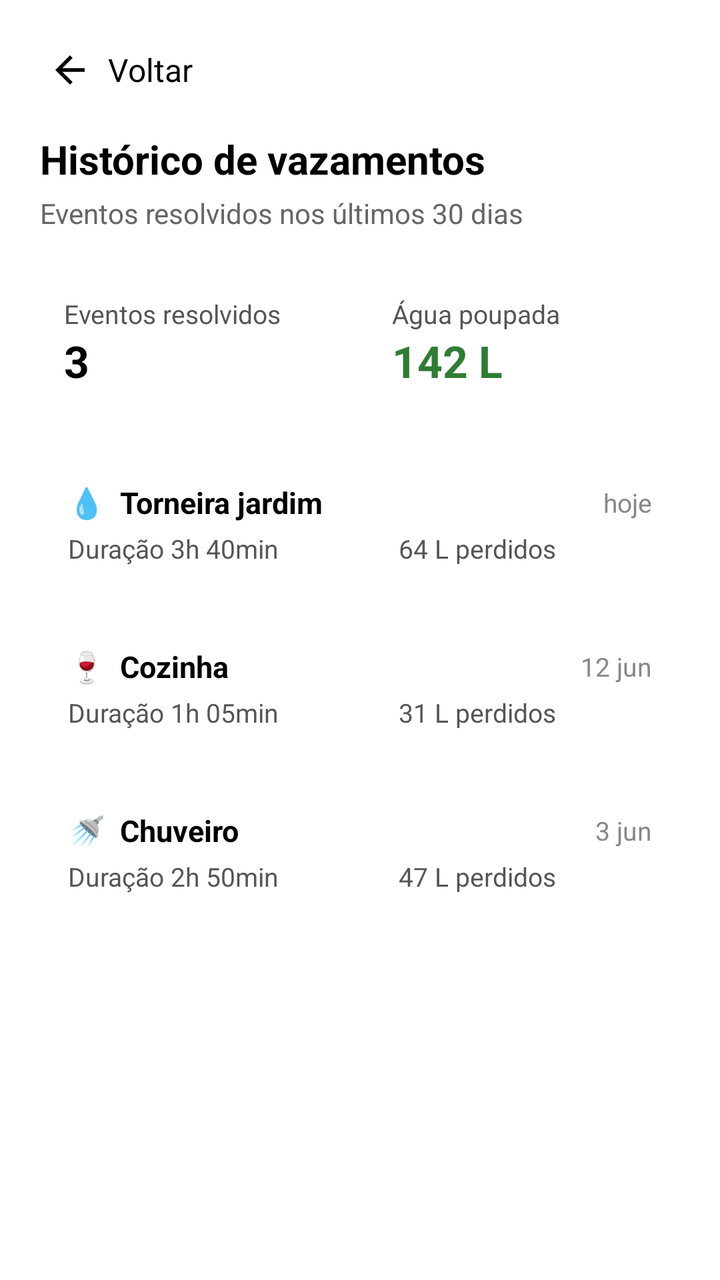
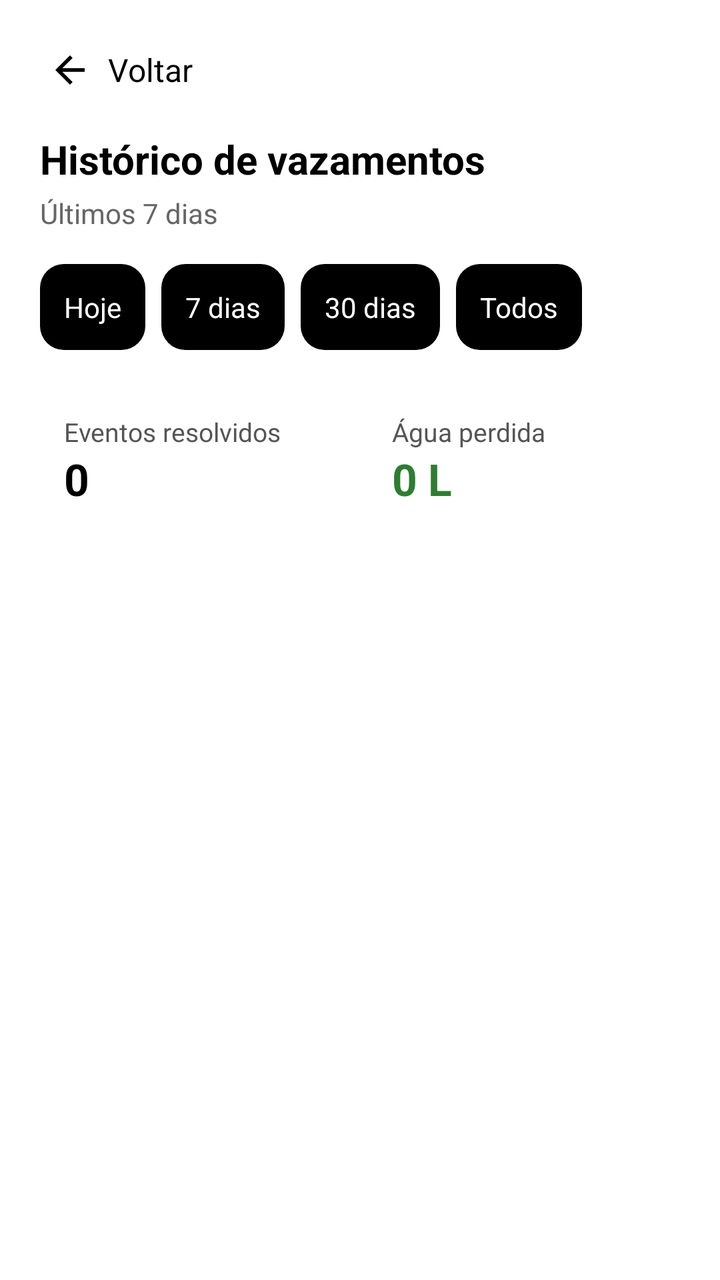

Screens rendered from an Android XML layout before and after an edit, with the pre-edit source and the edit as a unified diff.
<!-- AndroidManifest.xml: application theme Theme.Bombadagua -->
<!-- res/layout/activity_historico.xml -->
<?xml version="1.0" encoding="utf-8"?>
<androidx.constraintlayout.widget.ConstraintLayout xmlns:android="http://schemas.android.com/apk/res/android"
    xmlns:app="http://schemas.android.com/apk/res-auto"
    xmlns:tools="http://schemas.android.com/tools"
    android:id="@+id/main"
    android:layout_width="match_parent"
    android:layout_height="match_parent"
    android:background="#FFFFFF"
    tools:context=".activities.HistoricoActivity">

    <ScrollView
        android:layout_width="0dp"
        android:layout_height="0dp"
        app:layout_constraintTop_toTopOf="parent"
        app:layout_constraintBottom_toBottomOf="parent"
        app:layout_constraintStart_toStartOf="parent"
        app:layout_constraintEnd_toEndOf="parent">

        <LinearLayout
            android:layout_width="match_parent"
            android:layout_height="wrap_content"
            android:orientation="vertical"
            android:padding="20dp">

            
            <LinearLayout
                android:id="@+id/btnVoltarHistorico"
                android:layout_width="wrap_content"
                android:layout_height="wrap_content"
                android:orientation="horizontal"
                android:gravity="center_vertical"
                android:clickable="true"
                android:focusable="true"
                android:background="?attr/selectableItemBackground"
                android:padding="4dp"
                android:layout_marginBottom="16dp">

                <ImageView
                    android:layout_width="22dp"
                    android:layout_height="22dp"
                    android:src="@drawable/ic_seta_voltar"
                    android:layout_marginEnd="8dp"/>

                <TextView
                    android:layout_width="wrap_content"
                    android:layout_height="wrap_content"
                    android:text="Voltar"
                    android:textSize="16sp"
                    android:textColor="#000000"/>
            </LinearLayout>

            <TextView
                android:layout_width="wrap_content"
                android:layout_height="wrap_content"
                android:text="Histórico de vazamentos"
                android:textSize="20sp"
                android:textStyle="bold"
                android:textColor="#000000"
                android:layout_marginBottom="4dp"/>

            <TextView
                android:layout_width="wrap_content"
                android:layout_height="wrap_content"
                android:text="Eventos resolvidos nos últimos 30 dias"
                android:textSize="14sp"
                android:textColor="#666666"
                android:layout_marginBottom="20dp"/>

            
            <LinearLayout
                android:layout_width="match_parent"
                android:layout_height="wrap_content"
                android:orientation="horizontal"
                android:layout_marginBottom="20dp">

                <LinearLayout
                    android:layout_width="0dp"
                    android:layout_weight="1"
                    android:layout_height="wrap_content"
                    android:orientation="vertical"
                    android:background="@drawable/bg_card_cinza"
                    android:padding="12dp"
                    android:layout_marginEnd="8dp">

                    <TextView
                        android:layout_width="wrap_content"
                        android:layout_height="wrap_content"
                        android:text="Eventos resolvidos"
                        android:textColor="#555555"
                        android:textSize="13sp"/>

                    <TextView
                        android:id="@+id/tvEventosResolvidos"
                        android:layout_width="wrap_content"
                        android:layout_height="wrap_content"
                        android:text="3"
                        android:textSize="22sp"
                        android:textColor="#000000"
                        android:textStyle="bold"/>
                </LinearLayout>

                <LinearLayout
                    android:layout_width="0dp"
                    android:layout_weight="1"
                    android:layout_height="wrap_content"
                    android:orientation="vertical"
                    android:background="@drawable/bg_card_cinza"
                    android:padding="12dp">

                    <TextView
                        android:layout_width="wrap_content"
                        android:layout_height="wrap_content"
                        android:text="Água poupada"
                        android:textColor="#555555"
                        android:textSize="13sp"/>

                    <TextView
                        android:id="@+id/tvAguaPoupadaHistorico"
                        android:layout_width="wrap_content"
                        android:layout_height="wrap_content"
                        android:text="142 L"
                        android:textSize="22sp"
                        android:textColor="#2E7D32"
                        android:textStyle="bold"/>
                </LinearLayout>
            </LinearLayout>

            
            <LinearLayout
                android:id="@+id/itemHistorico1"
                android:layout_width="match_parent"
                android:layout_height="wrap_content"
                android:orientation="vertical"
                android:background="@drawable/bg_card_cinza"
                android:padding="14dp"
                android:layout_marginBottom="12dp">

                <LinearLayout
                    android:layout_width="match_parent"
                    android:layout_height="wrap_content"
                    android:orientation="horizontal"
                    android:gravity="center_vertical">

                    <TextView
                        android:layout_width="0dp"
                        android:layout_weight="1"
                        android:layout_height="wrap_content"
                        android:text="💧  Torneira jardim"
                        android:textColor="#000000"
                        android:textStyle="bold"
                        android:textSize="15sp"/>

                    <TextView
                        android:layout_width="wrap_content"
                        android:layout_height="wrap_content"
                        android:text="hoje"
                        android:textColor="#888888"
                        android:textSize="13sp"/>
                </LinearLayout>

                <TextView
                    android:layout_width="wrap_content"
                    android:layout_height="wrap_content"
                    android:text="Duração 3h 40min                  64 L perdidos"
                    android:textColor="#555555"
                    android:textSize="13sp"
                    android:layout_marginTop="4dp"/>
            </LinearLayout>

            <LinearLayout
                android:id="@+id/itemHistorico2"
                android:layout_width="match_parent"
                android:layout_height="wrap_content"
                android:orientation="vertical"
                android:background="@drawable/bg_card_cinza"
                android:padding="14dp"
                android:layout_marginBottom="12dp">

                <LinearLayout
                    android:layout_width="match_parent"
                    android:layout_height="wrap_content"
                    android:orientation="horizontal"
                    android:gravity="center_vertical">

                    <TextView
                        android:layout_width="0dp"
                        android:layout_weight="1"
                        android:layout_height="wrap_content"
                        android:text="🍷  Cozinha"
                        android:textColor="#000000"
                        android:textStyle="bold"
                        android:textSize="15sp"/>

                    <TextView
                        android:layout_width="wrap_content"
                        android:layout_height="wrap_content"
                        android:text="12 jun"
                        android:textColor="#888888"
                        android:textSize="13sp"/>
                </LinearLayout>

                <TextView
                    android:layout_width="wrap_content"
                    android:layout_height="wrap_content"
                    android:text="Duração 1h 05min                  31 L perdidos"
                    android:textColor="#555555"
                    android:textSize="13sp"
                    android:layout_marginTop="4dp"/>
            </LinearLayout>

            <LinearLayout
                android:id="@+id/itemHistorico3"
                android:layout_width="match_parent"
                android:layout_height="wrap_content"
                android:orientation="vertical"
                android:background="@drawable/bg_card_cinza"
                android:padding="14dp">

                <LinearLayout
                    android:layout_width="match_parent"
                    android:layout_height="wrap_content"
                    android:orientation="horizontal"
                    android:gravity="center_vertical">

                    <TextView
                        android:layout_width="0dp"
                        android:layout_weight="1"
                        android:layout_height="wrap_content"
                        android:text="🚿  Chuveiro"
                        android:textColor="#000000"
                        android:textStyle="bold"
                        android:textSize="15sp"/>

                    <TextView
                        android:layout_width="wrap_content"
                        android:layout_height="wrap_content"
                        android:text="3 jun"
                        android:textColor="#888888"
                        android:textSize="13sp"/>
                </LinearLayout>

                <TextView
                    android:layout_width="wrap_content"
                    android:layout_height="wrap_content"
                    android:text="Duração 2h 50min                  47 L perdidos"
                    android:textColor="#555555"
                    android:textSize="13sp"
                    android:layout_marginTop="4dp"/>
            </LinearLayout>

        </LinearLayout>
    </ScrollView>

</androidx.constraintlayout.widget.ConstraintLayout>
<!-- resources referenced by this layout -->
<resources>
  <!-- drawable bg_card_cinza (drawable) -->
  <?xml version="1.0" encoding="utf-8"?>
  <selector xmlns:android="http://schemas.android.com/apk/res/android">
  
  </selector>
  <!-- drawable ic_seta_voltar (drawable) -->
  <?xml version="1.0" encoding="utf-8"?>
  <vector xmlns:android="http://schemas.android.com/apk/res/android"
      android:width="24dp"
      android:height="24dp"
      android:viewportWidth="24"
      android:viewportHeight="24"
      android:tint="#000000">
      <path
          android:fillColor="@android:color/white"
          android:pathData="M20,11H7.83l5.59,-5.59L12,4l-8,8 8,8 1.41,-1.41L7.83,13H20v-2z"/>
  </vector>
  <style name="Theme.Bombadagua" parent="Base.Theme.Bombadagua" />
  <style name="Base.Theme.Bombadagua" parent="Theme.Material3.DayNight.NoActionBar">
          
          
      </style>
</resources>

<!-- the commit's change to res/layout/activity_historico.xml (unified diff, before → after) -->
@@ -1,5 +1,6 @@
 <?xml version="1.0" encoding="utf-8"?>
-<androidx.constraintlayout.widget.ConstraintLayout xmlns:android="http://schemas.android.com/apk/res/android"
+<androidx.constraintlayout.widget.ConstraintLayout
+    xmlns:android="http://schemas.android.com/apk/res/android"
     xmlns:app="http://schemas.android.com/apk/res-auto"
     xmlns:tools="http://schemas.android.com/tools"
     android:id="@+id/main"
@@ -23,6 +24,9 @@
             android:padding="20dp">
 
             
+            
+            
+
             <LinearLayout
                 android:id="@+id/btnVoltarHistorico"
                 android:layout_width="wrap_content"
@@ -47,7 +51,12 @@
                     android:text="Voltar"
                     android:textSize="16sp"
                     android:textColor="#000000"/>
+
             </LinearLayout>
+
+            
+            
+            
 
             <TextView
                 android:layout_width="wrap_content"
@@ -59,19 +68,95 @@
                 android:layout_marginBottom="4dp"/>
 
             <TextView
+                android:id="@+id/tvFiltroAtual"
                 android:layout_width="wrap_content"
                 android:layout_height="wrap_content"
-                android:text="Eventos resolvidos nos últimos 30 dias"
+                android:text="Últimos 7 dias"
                 android:textSize="14sp"
                 android:textColor="#666666"
-                android:layout_marginBottom="20dp"/>
-
-            
+                android:layout_marginBottom="16dp"/>
+
+            
+            
+            
+
+            <HorizontalScrollView
+                android:layout_width="match_parent"
+                android:layout_height="wrap_content"
+                android:scrollbars="none"
+                android:layout_marginBottom="20dp">
+
+                <LinearLayout
+                    android:layout_width="wrap_content"
+                    android:layout_height="wrap_content"
+                    android:orientation="horizontal">
+
+                    <TextView
+                        android:id="@+id/btnFiltroHoje"
+                        android:layout_width="wrap_content"
+                        android:layout_height="wrap_content"
+                        android:text="Hoje"
+                        android:textSize="14sp"
+                        android:textColor="#FFFFFF"
+                        android:background="@drawable/bg_botao_preto"
+                        android:padding="12dp"
+                        android:clickable="true"
+                        android:focusable="true"
+                        android:layout_marginEnd="8dp"/>
+
+                    <TextView
+                        android:id="@+id/btnFiltroSeteDias"
+                        android:layout_width="wrap_content"
+                        android:layout_height="wrap_content"
+                        android:text="7 dias"
+                        android:textSize="14sp"
+                        android:textColor="#FFFFFF"
+                        android:background="@drawable/bg_botao_preto"
+                        android:padding="12dp"
+                        android:clickable="true"
+                        android:focusable="true"
+                        android:layout_marginEnd="8dp"/>
+
+                    <TextView
+                        android:id="@+id/btnFiltroTrintaDias"
+                        android:layout_width="wrap_content"
+                        android:layout_height="wrap_content"
+                        android:text="30 dias"
+                        android:textSize="14sp"
+                        android:textColor="#FFFFFF"
+                        android:background="@drawable/bg_botao_preto"
+                        android:padding="12dp"
+                        android:clickable="true"
+                        android:focusable="true"
+                        android:layout_marginEnd="8dp"/>
+
+                    <TextView
+                        android:id="@+id/btnFiltroTodos"
+                        android:layout_width="wrap_content"
+                        android:layout_height="wrap_content"
+                        android:text="Todos"
+                        android:textSize="14sp"
+                        android:textColor="#FFFFFF"
+                        android:background="@drawable/bg_botao_preto"
+                        android:padding="12dp"
+                        android:clickable="true"
+                        android:focusable="true"/>
+
+                </LinearLayout>
+
+            </HorizontalScrollView>
+
+            
+            
+            
+
             <LinearLayout
                 android:layout_width="match_parent"
                 android:layout_height="wrap_content"
                 android:orientation="horizontal"
                 android:layout_marginBottom="20dp">
+
+                
 
                 <LinearLayout
                     android:layout_width="0dp"
@@ -93,11 +178,14 @@
                         android:id="@+id/tvEventosResolvidos"
                         android:layout_width="wrap_content"
                         android:layout_height="wrap_content"
-                        android:text="3"
+                        android:text="0"
                         android:textSize="22sp"
                         android:textColor="#000000"
                         android:textStyle="bold"/>
+
                 </LinearLayout>
+
+                
 
                 <LinearLayout
                     android:layout_width="0dp"
@@ -110,7 +198,7 @@
                     <TextView
                         android:layout_width="wrap_content"
                         android:layout_height="wrap_content"
-                        android:text="Água poupada"
+                        android:text="Água perdida"
                         android:textColor="#555555"
                         android:textSize="13sp"/>
 
@@ -118,137 +206,27 @@
                         android:id="@+id/tvAguaPoupadaHistorico"
                         android:layout_width="wrap_content"
                         android:layout_height="wrap_content"
-                        android:text="142 L"
+                        android:text="0 L"
                         android:textSize="22sp"
                         android:textColor="#2E7D32"
                         android:textStyle="bold"/>
+
                 </LinearLayout>
+
             </LinearLayout>
 
             
+            
+            
+
             <LinearLayout
-                android:id="@+id/itemHistorico1"
+                android:id="@+id/listaVazamentos"
                 android:layout_width="match_parent"
                 android:layout_height="wrap_content"
-                android:orientation="vertical"
-                android:background="@drawable/bg_card_cinza"
-                android:padding="14dp"
-                android:layout_marginBottom="12dp">
-
-                <LinearLayout
-                    android:layout_width="match_parent"
-                    android:layout_height="wrap_content"
-                    android:orientation="horizontal"
-                    android:gravity="center_vertical">
-
-                    <TextView
-                        android:layout_width="0dp"
-                        android:layout_weight="1"
-                        android:layout_height="wrap_content"
-                        android:text="💧  Torneira jardim"
-                        android:textColor="#000000"
-                        android:textStyle="bold"
-                        android:textSize="15sp"/>
-
-                    <TextView
-                        android:layout_width="wrap_content"
-                        android:layout_height="wrap_content"
-                        android:text="hoje"
-                        android:textColor="#888888"
-                        android:textSize="13sp"/>
-                </LinearLayout>
-
-                <TextView
-                    android:layout_width="wrap_content"
-                    android:layout_height="wrap_content"
-                    android:text="Duração 3h 40min                  64 L perdidos"
-                    android:textColor="#555555"
-                    android:textSize="13sp"
-                    android:layout_marginTop="4dp"/>
-            </LinearLayout>
-
-            <LinearLayout
-                android:id="@+id/itemHistorico2"
-                android:layout_width="match_parent"
-                android:layout_height="wrap_content"
-                android:orientation="vertical"
-                android:background="@drawable/bg_card_cinza"
-                android:padding="14dp"
-                android:layout_marginBottom="12dp">
-
-                <LinearLayout
-                    android:layout_width="match_parent"
-                    android:layout_height="wrap_content"
-                    android:orientation="horizontal"
-                    android:gravity="center_vertical">
-
-                    <TextView
-                        android:layout_width="0dp"
-                        android:layout_weight="1"
-                        android:layout_height="wrap_content"
-                        android:text="🍷  Cozinha"
-                        android:textColor="#000000"
-                        android:textStyle="bold"
-                        android:textSize="15sp"/>
-
-                    <TextView
-                        android:layout_width="wrap_content"
-                        android:layout_height="wrap_content"
-                        android:text="12 jun"
-                        android:textColor="#888888"
-                        android:textSize="13sp"/>
-                </LinearLayout>
-
-                <TextView
-                    android:layout_width="wrap_content"
-                    android:layout_height="wrap_content"
-                    android:text="Duração 1h 05min                  31 L perdidos"
-                    android:textColor="#555555"
-                    android:textSize="13sp"
-                    android:layout_marginTop="4dp"/>
-            </LinearLayout>
-
-            <LinearLayout
-                android:id="@+id/itemHistorico3"
-                android:layout_width="match_parent"
-                android:layout_height="wrap_content"
-                android:orientation="vertical"
-                android:background="@drawable/bg_card_cinza"
-                android:padding="14dp">
-
-                <LinearLayout
-                    android:layout_width="match_parent"
-                    android:layout_height="wrap_content"
-                    android:orientation="horizontal"
-                    android:gravity="center_vertical">
-
-                    <TextView
-                        android:layout_width="0dp"
-                        android:layout_weight="1"
-                        android:layout_height="wrap_content"
-                        android:text="🚿  Chuveiro"
-                        android:textColor="#000000"
-                        android:textStyle="bold"
-                        android:textSize="15sp"/>
-
-                    <TextView
-                        android:layout_width="wrap_content"
-                        android:layout_height="wrap_content"
-                        android:text="3 jun"
-                        android:textColor="#888888"
-                        android:textSize="13sp"/>
-                </LinearLayout>
-
-                <TextView
-                    android:layout_width="wrap_content"
-                    android:layout_height="wrap_content"
-                    android:text="Duração 2h 50min                  47 L perdidos"
-                    android:textColor="#555555"
-                    android:textSize="13sp"
-                    android:layout_marginTop="4dp"/>
-            </LinearLayout>
+                android:orientation="vertical"/>
 
         </LinearLayout>
+
     </ScrollView>
 
 </androidx.constraintlayout.widget.ConstraintLayout>
<!-- resource entries referenced after the edit -->
@@ -1,5 +1,11 @@
 <!-- resources referenced by this layout -->
 <resources>
+  <!-- drawable bg_botao_preto (drawable) -->
+  <?xml version="1.0" encoding="utf-8"?>
+  <shape xmlns:android="http://schemas.android.com/apk/res/android">
+      <solid android:color="#000000"/>
+      <corners android:radius="12dp"/>
+  </shape>
   <!-- drawable bg_card_cinza (drawable) -->
   <?xml version="1.0" encoding="utf-8"?>
   <selector xmlns:android="http://schemas.android.com/apk/res/android">
